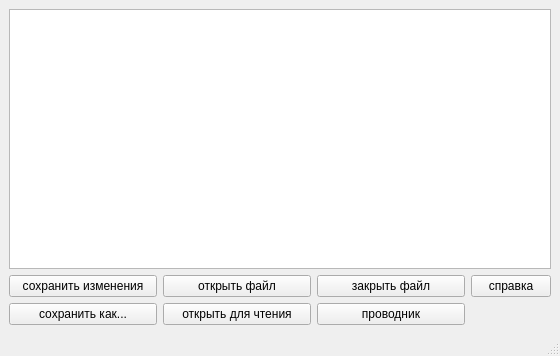
This is SimpleTextEditor/texteditor.ui in Karenfen/SimpleTextEditor as Qt 5 draws it before an edit. The edited form follows.
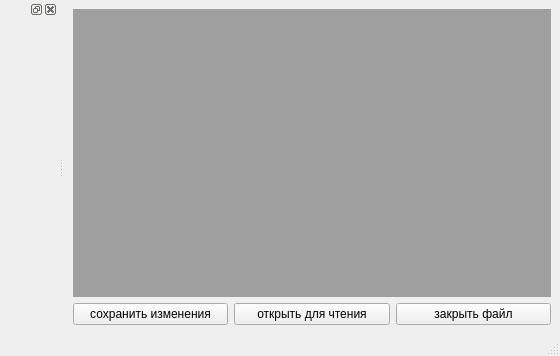
This is the edited form.

Patch:
```diff
--- a/SimpleTextEditor/texteditor.ui
+++ b/SimpleTextEditor/texteditor.ui
@@ -16,17 +16,20 @@
   <widget class="QWidget" name="centralwidget">
    <layout class="QVBoxLayout" name="verticalLayout">
     <item>
-     <widget class="QPlainTextEdit" name="plainTextEdit"/>
+     <widget class="QMdiArea" name="mdiArea">
+      <property name="verticalScrollBarPolicy">
+       <enum>Qt::ScrollBarAsNeeded</enum>
+      </property>
+      <property name="horizontalScrollBarPolicy">
+       <enum>Qt::ScrollBarAsNeeded</enum>
+      </property>
+      <property name="documentMode">
+       <bool>true</bool>
+      </property>
+     </widget>
     </item>
     <item>
      <layout class="QGridLayout" name="gridLayout">
-      <item row="2" column="1">
-       <widget class="QPushButton" name="pushButton_open_read_only">
-        <property name="text">
-         <string>открыть для чтения</string>
-        </property>
-       </widget>
-      </item>
       <item row="0" column="0">
        <widget class="QPushButton" name="pushButton_quickeSave">
         <property name="text">
@@ -34,6 +37,13 @@
         </property>
        </widget>
       </item>
+      <item row="0" column="1">
+       <widget class="QPushButton" name="pushButton_open_read_only">
+        <property name="text">
+         <string>открыть для чтения</string>
+        </property>
+       </widget>
+      </item>
       <item row="0" column="2">
        <widget class="QPushButton" name="pushButton_close">
         <property name="text">
@@ -41,43 +51,6 @@
         </property>
        </widget>
       </item>
-      <item row="0" column="3">
-       <widget class="QPushButton" name="pushButton_help">
-        <property name="sizePolicy">
-         <sizepolicy hsizetype="Fixed" vsizetype="Fixed">
-          <horstretch>0</horstretch>
-          <verstretch>0</verstretch>
-         </sizepolicy>
-        </property>
-        <property name="layoutDirection">
-         <enum>Qt::RightToLeft</enum>
-        </property>
-        <property name="text">
-         <string>справка</string>
-        </property>
-       </widget>
-      </item>
-      <item row="2" column="0">
-       <widget class="QPushButton" name="pushButton_save">
-        <property name="text">
-         <string>сохранить как...</string>
-        </property>
-       </widget>
-      </item>
-      <item row="0" column="1">
-       <widget class="QPushButton" name="pushButton_open">
-        <property name="text">
-         <string>открыть файл</string>
-        </property>
-       </widget>
-      </item>
-      <item row="2" column="2">
-       <widget class="QPushButton" name="openFiler">
-        <property name="text">
-         <string>проводник</string>
-        </property>
-       </widget>
-      </item>
      </layout>
     </item>
    </layout>
@@ -93,6 +66,12 @@
    </property>
   </widget>
   <widget class="QStatusBar" name="statusbar"/>
+  <widget class="QDockWidget" name="dockWidget">
+   <attribute name="dockWidgetArea">
+    <number>1</number>
+   </attribute>
+   <widget class="QWidget" name="dockWidgetContents"/>
+  </widget>
  </widget>
  <resources/>
  <connections/>
```
